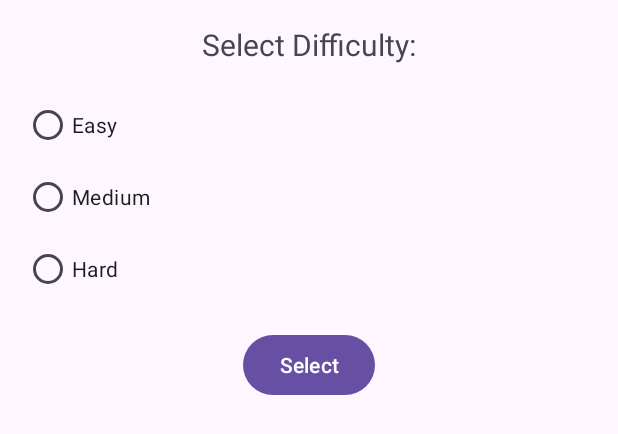
After one commit to GTechTeam20/CS2340C_Team20, an Android app: the layout dialog_select_difficulty.xml on its own in the app's theme, with its tools: preview values and no code run, on a phone screen of 412 x 824 dp. The commit adds this screen. Shown: the top 434 px of the screen. Run offline under Robolectric (Android 15) with nearby library versions, the phone set to English and light mode, and no system bars.

Commit message:
Redone #2

```diff
--- /dev/null
+++ b/app/src/main/java/com/example/dungeongame/GameActivity.java
@@ -0,0 +1,4 @@
+package com.example.dungeongame;
+
+public class GameActivity {
+}
--- /dev/null
+++ b/app/src/main/res/layout/dialog_select_difficulty.xml
@@ -0,0 +1,50 @@
+<?xml version="1.0" encoding="utf-8"?>
+<LinearLayout
+    xmlns:android="http://schemas.android.com/apk/res/android"
+    android:layout_width="match_parent"
+    android:layout_height="wrap_content"
+    android:orientation="vertical">
+
+    <TextView
+        android:layout_width="wrap_content"
+        android:layout_height="wrap_content"
+        android:text="Select Difficulty:"
+        android:layout_gravity="center"
+        android:textSize="20sp"
+        android:padding="16dp"/>
+
+    <RadioGroup
+        android:id="@+id/radioGroup"
+        android:layout_width="match_parent"
+        android:layout_height="wrap_content"
+        android:orientation="vertical"
+        android:paddingStart="16dp"
+        android:paddingEnd="16dp">
+
+        <RadioButton
+            android:id="@+id/radioEasy"
+            android:layout_width="match_parent"
+            android:layout_height="wrap_content"
+            android:text="Easy" />
+
+        <RadioButton
+            android:id="@+id/radioMedium"
+            android:layout_width="match_parent"
+            android:layout_height="wrap_content"
+            android:text="Medium" />
+
+        <RadioButton
+            android:id="@+id/radioHard"
+            android:layout_width="match_parent"
+            android:layout_height="wrap_content"
+            android:text="Hard" />
+    </RadioGroup>
+
+    <Button
+        android:id="@+id/btnSelect"
+        android:layout_width="wrap_content"
+        android:layout_height="wrap_content"
+        android:text="Select"
+        android:layout_gravity="center"
+        android:layout_marginTop="16dp" />
+</LinearLayout>
```
Also changed, not shown: app/src/main/java/com/example/dungeongame/MainActivity.java (+42 -2 lines).
